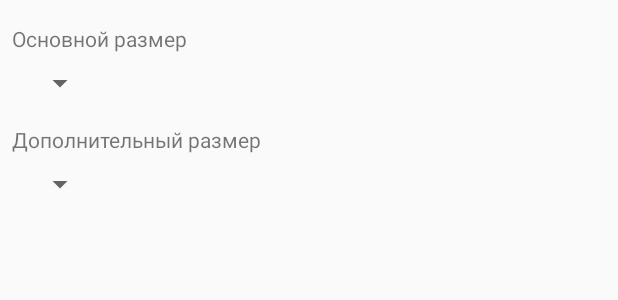
After one commit to Konstantin1982/KidsWardrobe, an Android app: the layout size_types_list.xml on its own in the app's theme, with its tools: preview values and no code run, on a phone screen of 412 x 824 dp. The commit adds this screen. Shown: the top 300 px of the screen. Run offline under Robolectric (Android 15) with nearby library versions, the phone set to English and light mode, and no system bars.

Commit message:
new types logic

```diff
--- a/app/src/main/java/ru/apps4yourlife/kids/kidswardrobe/Data/WardrobeDBDataManager.java
+++ b/app/src/main/java/ru/apps4yourlife/kids/kidswardrobe/Data/WardrobeDBDataManager.java
@@ -177,7 +177,7 @@ public class WardrobeDBDataManager {
         Cursor sizeType = mDBHelper.getReadableDatabase().query(
                 WardrobeContract.SizesTypes.TABLE_NAME,
                 null,
-                WardrobeContract.SizesTypes._ID + " = ? ",
+                WardrobeContract.SizesTypes.COLUMN_ID + " = ? ",
                 new String[] {String.valueOf(ID)},
                 null,
                 null,
--- a/app/src/main/java/ru/apps4yourlife/kids/kidswardrobe/Utilities/GeneralHelper.java
+++ b/app/src/main/java/ru/apps4yourlife/kids/kidswardrobe/Utilities/GeneralHelper.java
@@ -159,4 +159,5 @@ public class GeneralHelper implements Transformation{
         }
         return value;
     }
+
 }
--- /dev/null
+++ b/app/src/main/res/layout/size_types_list.xml
@@ -0,0 +1,51 @@
+<?xml version="1.0" encoding="utf-8"?>
+<android.support.constraint.ConstraintLayout
+    xmlns:android="http://schemas.android.com/apk/res/android"
+    xmlns:app="http://schemas.android.com/apk/res-auto"
+    xmlns:tools="http://schemas.android.com/tools"
+    android:layout_width="match_parent"
+    android:layout_height="match_parent">
+
+    <Spinner
+        android:id="@+id/spinner_type_size_dialog"
+        android:layout_width="wrap_content"
+        android:layout_height="wrap_content"
+        android:layout_marginStart="8dp"
+        android:layout_marginTop="8dp"
+        app:layout_constraintStart_toStartOf="@+id/textView7"
+        app:layout_constraintTop_toBottomOf="@+id/textView7"
+        style="@style/DefaultStyle"
+        />
+
+    <Spinner
+        android:id="@+id/spinner_type_size_2_dialog"
+        android:layout_width="wrap_content"
+        android:layout_height="wrap_content"
+        android:layout_marginStart="8dp"
+        android:layout_marginTop="8dp"
+        app:layout_constraintStart_toStartOf="@+id/textView12"
+        app:layout_constraintTop_toBottomOf="@+id/textView12"
+        style="@style/DefaultStyle"
+
+        />
+
+    <TextView
+        android:id="@+id/textView7"
+        android:layout_width="wrap_content"
+        android:layout_height="wrap_content"
+        android:layout_marginStart="8dp"
+        android:layout_marginTop="16dp"
+        android:text="Основной размер"
+        app:layout_constraintStart_toStartOf="parent"
+        app:layout_constraintTop_toTopOf="parent" />
+
+    <TextView
+        android:id="@+id/textView12"
+        android:layout_width="wrap_content"
+        android:layout_height="wrap_content"
+        android:layout_marginStart="8dp"
+        android:layout_marginTop="16dp"
+        android:text="Дополнительный размер"
+        app:layout_constraintStart_toStartOf="parent"
+        app:layout_constraintTop_toBottomOf="@+id/spinner_type_size_dialog" />
+</android.support.constraint.ConstraintLayout>
--- a/app/src/main/res/values/strings.xml
+++ b/app/src/main/res/values/strings.xml
@@ -12,6 +12,7 @@
     <string name="section_format">Hello World from section: %1$d</string>
 
     <string name="dialog_choose_application_title">Выберите источник</string>
+    <string name="dialog_choose_size_types">Определите типы размеров</string>
 
     <string name="birthdate_undefinded">Дата рождения не указана</string>
     <string name="error_name_undefinded">Имя должно быть указано</string>
@@ -20,5 +21,7 @@
     <string name="title_activity_new_item">Новая одежда</string>
     <string name="title_activity_new_child">Ребенок</string>
     <string name="title_activity_wardrobe">Гардероб</string>
+    <string name="ok">OK</string>
+    <string name="cancel">Отмена</string>
 
 </resources>
```
Also changed, not shown: app/src/main/java/ru/apps4yourlife/kids/kidswardrobe/Activities/AddNewItemActivity.java (+26 -13 lines), app/src/main/java/ru/apps4yourlife/kids/kidswardrobe/Utilities/ChooseSizeTypesDialogFragment.java (added, +121 -0 lines), app/src/main/res/layout/activity_add_new_item.xml (+29 -3 lines).
